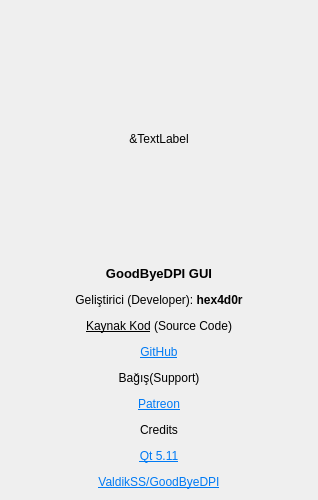
Old version of the form src/about.ui in the repository cheytacllc/GUI-for-GoodbyeDPI.
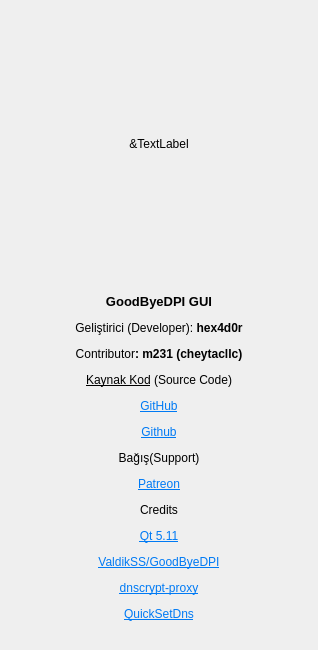
New version of the form. Icons and pictures are not drawn.

```diff
--- a/src/about.ui
+++ b/src/about.ui
@@ -7,7 +7,7 @@
     <x>0</x>
     <y>0</y>
     <width>318</width>
-    <height>500</height>
+    <height>650</height>
    </rect>
   </property>
   <property name="minimumSize">
@@ -19,7 +19,7 @@
   <property name="maximumSize">
    <size>
     <width>318</width>
-    <height>500</height>
+    <height>650</height>
    </size>
   </property>
   <property name="windowTitle">
@@ -63,11 +63,11 @@
      <property name="maximumSize">
       <size>
        <width>16777215</width>
-       <height>300</height>
+       <height>350</height>
       </size>
      </property>
      <property name="text">
-      <string>&lt;html&gt;&lt;head/&gt;&lt;body&gt;&lt;p&gt;&lt;span style=&quot; font-size:10pt; font-weight:600;&quot;&gt;GoodByeDPI GUI&lt;/span&gt;&lt;/p&gt;&lt;p align=&quot;center&quot;&gt;Geliştirici (Developer): &lt;span style=&quot; font-weight:600;&quot;&gt;hex4d0r&lt;/span&gt;&lt;/p&gt;&lt;p align=&quot;center&quot;&gt;&lt;span style=&quot; text-decoration: underline;&quot;&gt;Kaynak Kod&lt;/span&gt; (Source Code)&lt;/p&gt;&lt;p align=&quot;center&quot;&gt;&lt;a href=&quot;https://github.com/hex4d0r/GUI-for-GoodbyeDPI&quot;&gt;&lt;span style=&quot; text-decoration: underline; color:#007af4;&quot;&gt;GitHub&lt;/span&gt;&lt;/a&gt;&lt;/p&gt;&lt;p align=&quot;center&quot;&gt;Bağış(Support)&lt;/p&gt;&lt;p align=&quot;center&quot;&gt;&lt;a href=&quot;https://www.patreon.com/hex4d0r&quot;&gt;&lt;span style=&quot; text-decoration: underline; color:#007af4;&quot;&gt;Patreon&lt;/span&gt;&lt;/a&gt;&lt;/p&gt;&lt;p align=&quot;center&quot;&gt;Credits&lt;/p&gt;&lt;p align=&quot;center&quot;&gt;&lt;a href=&quot;qt&quot;&gt;&lt;span style=&quot; text-decoration: underline; color:#007af4;&quot;&gt;Qt 5.11&lt;/span&gt;&lt;/a&gt;&lt;/p&gt;&lt;p align=&quot;center&quot;&gt;&lt;a href=&quot;https://github.com/ValdikSS/GoodbyeDPI&quot;&gt;&lt;span style=&quot; text-decoration: underline; color:#007af4;&quot;&gt;ValdikSS/GoodByeDPI&lt;/span&gt;&lt;/a&gt;&lt;/p&gt;&lt;/body&gt;&lt;/html&gt;</string>
+      <string>&lt;html&gt;&lt;head/&gt;&lt;body&gt;&lt;p&gt;&lt;span style=&quot; font-size:10pt; font-weight:600;&quot;&gt;GoodByeDPI GUI&lt;/span&gt;&lt;/p&gt;&lt;p align=&quot;center&quot;&gt;Geliştirici (Developer): &lt;span style=&quot; font-weight:600;&quot;&gt;hex4d0r&lt;/span&gt;&lt;/p&gt;&lt;p align=&quot;center&quot;&gt;Contributor&lt;span style=&quot; font-weight:600;&quot;&gt;:  m231 (cheytacllc)&lt;/span&gt;&lt;/p&gt;&lt;p align=&quot;center&quot;&gt;&lt;span style=&quot; text-decoration: underline;&quot;&gt;Kaynak Kod&lt;/span&gt; (Source Code)&lt;/p&gt;&lt;p align=&quot;center&quot;&gt;&lt;a href=&quot;https://github.com/hex4d0r/GUI-for-GoodbyeDPI&quot;&gt;&lt;span style=&quot; text-decoration: underline; color:#007af4;&quot;&gt;GitHub&lt;/span&gt;&lt;/a&gt;&lt;/p&gt;&lt;p align=&quot;center&quot;&gt;&lt;a href=&quot;https://github.com/cheytacllc/GUI-for-GoodbyeDPI&quot;&gt;&lt;span style=&quot; text-decoration: underline; color:#007af4;&quot;&gt;Github&lt;/span&gt;&lt;/a&gt;&lt;/p&gt;&lt;p align=&quot;center&quot;&gt;Bağış(Support)&lt;/p&gt;&lt;p align=&quot;center&quot;&gt;&lt;a href=&quot;https://www.patreon.com/hex4d0r&quot;&gt;&lt;span style=&quot; text-decoration: underline; color:#007af4;&quot;&gt;Patreon&lt;/span&gt;&lt;/a&gt;&lt;/p&gt;&lt;p align=&quot;center&quot;&gt;Credits&lt;/p&gt;&lt;p align=&quot;center&quot;&gt;&lt;a href=&quot;qt&quot;&gt;&lt;span style=&quot; text-decoration: underline; color:#007af4;&quot;&gt;Qt 5.11&lt;/span&gt;&lt;/a&gt;&lt;/p&gt;&lt;p align=&quot;center&quot;&gt;&lt;a href=&quot;https://github.com/ValdikSS/GoodbyeDPI&quot;&gt;&lt;span style=&quot; text-decoration: underline; color:#007af4;&quot;&gt;ValdikSS/GoodByeDPI&lt;/span&gt;&lt;/a&gt;&lt;/p&gt;&lt;p align=&quot;center&quot;&gt;&lt;a href=&quot;https://github.com/jedisct1/dnscrypt-proxy&quot;&gt;&lt;span style=&quot; text-decoration: underline; color:#007af4;&quot;&gt;dnscrypt-proxy&lt;/span&gt;&lt;/a&gt;&lt;/p&gt;&lt;p align=&quot;center&quot;&gt;&lt;a href=&quot;http://www.nirsoft.net/utils/quick_set_dns.html&quot;&gt;&lt;span style=&quot; text-decoration: underline; color:#007af4;&quot;&gt;QuickSetDns&lt;/span&gt;&lt;/a&gt;&lt;/p&gt;&lt;/body&gt;&lt;/html&gt;</string>
      </property>
      <property name="alignment">
       <set>Qt::AlignCenter</set>
```
